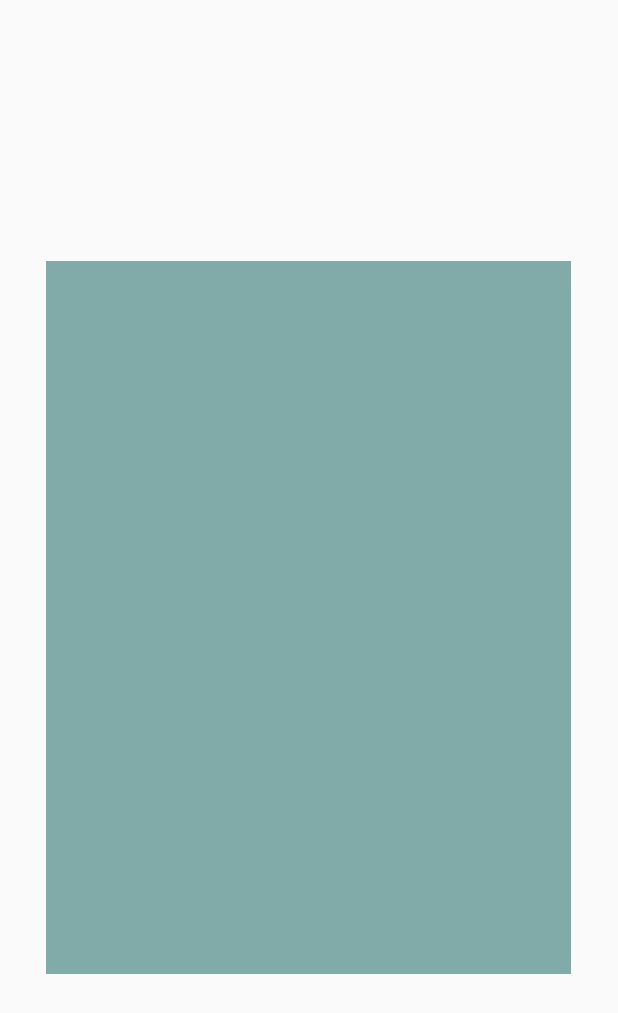
After one commit to H3AR7B3A7/EndTermAndroidProject, an Android app: the layout about_popup.xml on its own in the app's theme, with its tools: preview values and no code run, on a phone screen of 412 x 824 dp. The commit adds this screen. Shown: the top 1013 px of the screen. Run offline under Robolectric (Android 15) with nearby library versions, the light colour scheme and no system bars.

Commit message:
Added (so far) empty popup

```diff
--- a/app/src/main/AndroidManifest.xml
+++ b/app/src/main/AndroidManifest.xml
@@ -8,7 +8,7 @@
         android:label="@string/app_name"
         android:roundIcon="@mipmap/ic_launcher_round"
         android:supportsRtl="true"
-        android:theme="@style/AppTheme.NoActionBar">
+        android:theme="@style/AppTheme">
         <activity android:name=".MainActivity">
             <intent-filter>
                 <action android:name="android.intent.action.MAIN" />
--- a/app/src/main/java/be/SabahLeanderSteven/endtermandroidproject/fragments/HomeFragment.java
+++ b/app/src/main/java/be/SabahLeanderSteven/endtermandroidproject/fragments/HomeFragment.java
@@ -37,6 +37,7 @@ public class HomeFragment extends Fragment {
     public View onCreateView(LayoutInflater inflater, ViewGroup container,
                              Bundle savedInstanceState) {
 
+
         return inflater.inflate(R.layout.fragment_home, container, false);
     }
 
--- /dev/null
+++ b/app/src/main/res/layout/about_popup.xml
@@ -0,0 +1,10 @@
+<?xml version="1.0" encoding="utf-8"?>
+<LinearLayout xmlns:android="http://schemas.android.com/apk/res/android"
+    android:orientation="vertical"
+    android:layout_width="350dp"
+    android:layout_height="475dp"
+    android:background="@color/colorPrimaryDark"
+    android:padding="5dp"
+    android:layout_gravity="center">
+
+</LinearLayout>
--- a/app/src/main/res/layout/fragment_home.xml
+++ b/app/src/main/res/layout/fragment_home.xml
@@ -39,6 +39,7 @@
                 app:layout_constraintTop_toTopOf="@+id/logo_iv" />
 
             <ImageButton
+                android:onClick="showPopup"
                 android:id="@+id/about_ib"
                 android:layout_width="200dp"
                 android:layout_height="200dp"
```
Also changed, not shown: app/src/main/java/be/SabahLeanderSteven/endtermandroidproject/MainActivity.java (+9 -1 lines), app/src/main/res/values/styles.xml (+11 -1 lines).
